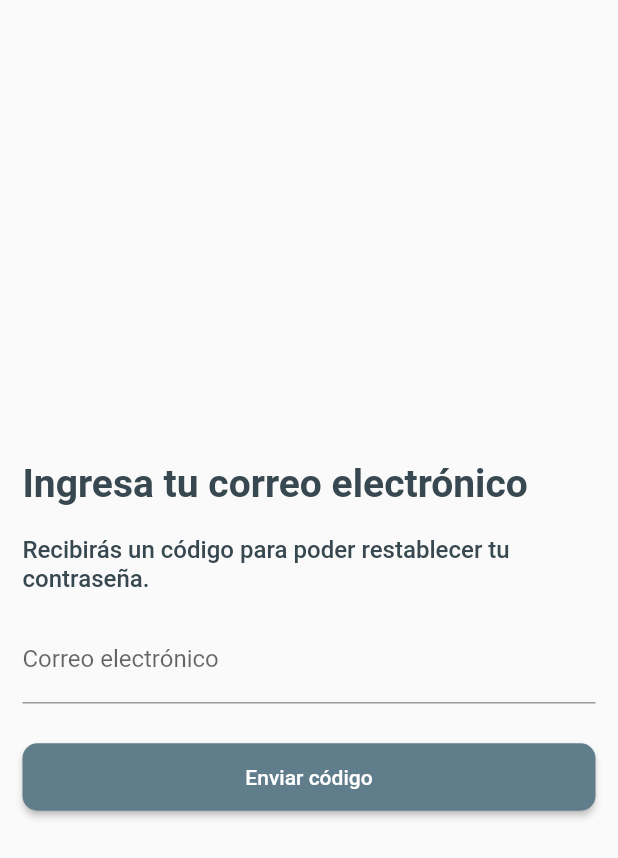
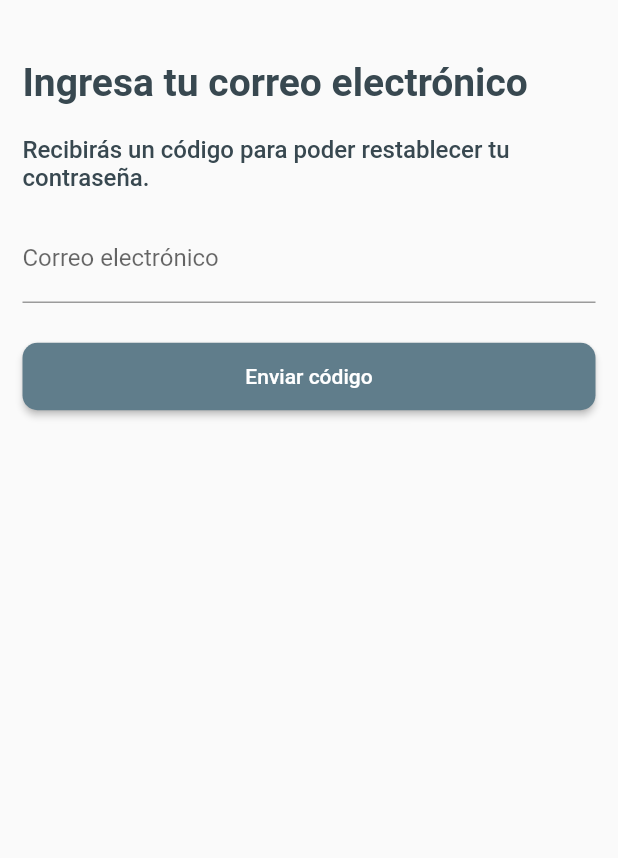
Before and after one commit to jcarloshg/Floky, a Flutter app: the LoginScreen screen opened by its route, after a tap on "¿Olvidaste tu contraseña?", on a phone screen of 412 x 824 dp. Shown: the top 858 px of the screen. Run offline on Flutter 3.47's test engine with Material 2 defaults, Android fonts, the phone set to English and light mode, and no system bars; our stand-ins replace bloc, flutter_bloc, get_it; missing offline and left inert: amplify_api, amplify_auth_cognito, amplify_flutter, safeprint.

Commit message:
fix [listener] into [ConfirmResetPassword]

```diff
--- a/lib/views/pages/authenticate/reset_pass/reset_pass.controll.dart
+++ b/lib/views/pages/authenticate/reset_pass/reset_pass.controll.dart
@@ -24,14 +24,24 @@ class ConfirmResetPassFormControll {
 }
 
 class ResetPassControll {
-  final enterUsernameFormController = EnterUsernameFormController();
-  final confirmResetPassFormControll = ConfirmResetPassFormControll();
+  EnterUsernameFormController enterUsernameFormController =
+      EnterUsernameFormController();
+  ConfirmResetPassFormControll confirmResetPassFormControll =
+      ConfirmResetPassFormControll();
+
   late AuthenticateBloc authenticateBloc;
 
   /// get the [BlocProvider] by [context] and return [ResetPassControll]
-  ResetPassControll getController(BuildContext context) {
+  ResetPassControll getController(
+    BuildContext context, {
+    bool isFirstScreen = false,
+  }) {
     final authenticateBloc = BlocProvider.of<AuthenticateBloc>(context);
     this.authenticateBloc = authenticateBloc;
+    if (isFirstScreen == true) {
+      enterUsernameFormController = EnterUsernameFormController();
+      confirmResetPassFormControll = ConfirmResetPassFormControll();
+    }
 
     // // setEmail to [formEnterUsernameKey]
     // final String? emailState = authenticateBloc.state.params.student?.emial;
--- a/lib/views/pages/authenticate/reset_pass/screens/confirm_reset_password.screen.dart
+++ b/lib/views/pages/authenticate/reset_pass/screens/confirm_reset_password.screen.dart
@@ -23,7 +23,7 @@ class ConfirmResetPassword extends StatelessWidget {
           key: confirmResetPassFormControll.formConfirmResetPassKey,
           autovalidateMode: AutovalidateMode.onUserInteraction,
           child: Column(
-            mainAxisAlignment: MainAxisAlignment.center,
+            mainAxisAlignment: MainAxisAlignment.start,
             children: [
               const SizedBox(height: 30),
               Titles.title("Restablecer contraseña"),
@@ -43,7 +43,7 @@ class ConfirmResetPassword extends StatelessWidget {
                 listenWhen: (previous, current) =>
                     current is AuthConfirmResetPasswordState,
                 listener: (context, state) =>
-                    resetPassControll.goConfirmResetPassword(context),
+                    resetPassControll.goLoginScreen(context),
                 child: const SizedBox(),
               ),
             ],
--- a/lib/views/pages/authenticate/reset_pass/screens/enter_username.screen.dart
+++ b/lib/views/pages/authenticate/reset_pass/screens/enter_username.screen.dart
@@ -12,7 +12,8 @@ class EnterUsername extends StatelessWidget {
 
   @override
   Widget build(BuildContext context) {
-    final resetPassControll = di<ResetPassControll>().getController(context);
+    final resetPassControll =
+        di<ResetPassControll>().getController(context, isFirstScreen: true);
     final enterUsernameFormController =
         resetPassControll.enterUsernameFormController;
 
@@ -22,7 +23,7 @@ class EnterUsername extends StatelessWidget {
           key: enterUsernameFormController.formEnterUsernameKey,
           autovalidateMode: AutovalidateMode.onUserInteraction,
           child: Column(
-            mainAxisAlignment: MainAxisAlignment.center,
+            mainAxisAlignment: MainAxisAlignment.start,
             children: [
               const SizedBox(height: 30),
               Titles.title("Ingresa tu correo electrónico"),
--- a/lib/views/pages/authenticate/singin/screens/login.screen.dart
+++ b/lib/views/pages/authenticate/singin/screens/login.screen.dart
@@ -25,41 +25,25 @@ class LoginScreen extends StatelessWidget {
                   RegisterButton(),
                 ],
               ),
-              Container(
-                height: 75,
-                decoration: const BoxDecoration(
-                  boxShadow: [
-                    BoxShadow(
-                      color: Colors.black26,
-                      offset: Offset(5, 0),
-                      blurRadius: 15,
-                    )
-                  ],
-                  borderRadius: BorderRadius.only(
-                    topLeft: Radius.circular(15),
-                    topRight: Radius.circular(15),
-                  ),
-                  color: Colors.white,
-                ),
-              ),
+              // Container(
+              //   height: 175,
+              //   decoration: const BoxDecoration(
+              //     boxShadow: [
+              //       BoxShadow(
+              //         color: Colors.black26,
+              //         offset: Offset(5, 0),
+              //         blurRadius: 15,
+              //       )
+              //     ],
+              //     borderRadius: BorderRadius.only(
+              //       topLeft: Radius.circular(15),
+              //       topRight: Radius.circular(15),
+              //     ),
+              //     color: Colors.white,
+              //   ),
+              // ),
             ],
           ),
-          // Column(
-          //   children: [
-          //     Flexible(
-          //       flex: 11,
-          //       child: Column(
-          //         mainAxisAlignment: MainAxisAlignment.center,
-          //         children: const [
-          //           FormLogin(),
-          //           RegisterButton(),
-          //         ],
-          //       ),
-          //     ),
-          //     Flexible(
-          //         flex: 1,
-          //         child: ),
-          //   ],
         ),
       ),
     );
--- a/lib/views/pages/pages.index.dart
+++ b/lib/views/pages/pages.index.dart
@@ -31,7 +31,7 @@ class _Page {
 }
 
 class PageIndex {
-  static const initialRoute = 'HomeScreen';
+  static const initialRoute = 'LoginScreen';
 
   //============================================================
   // ! FIX NAVIGATION
```
